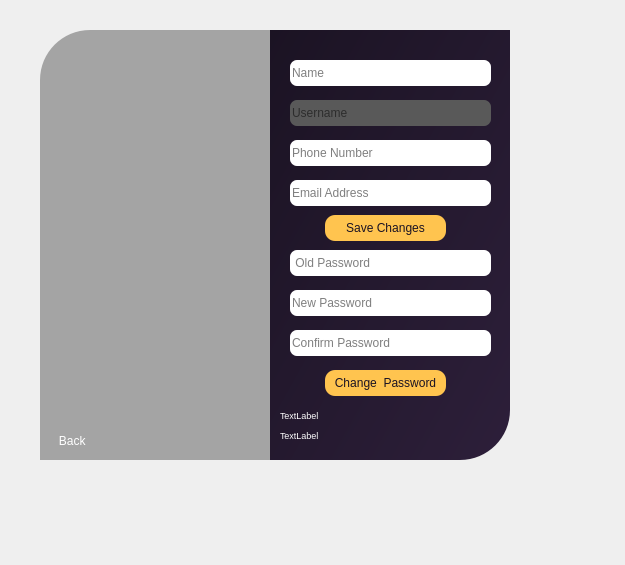
The window that PlaTwo/ui/forms/ProfileEditorWindow.ui (Brave-Potato9/PlaTwo) describes before a commit, drawn with Qt 5.
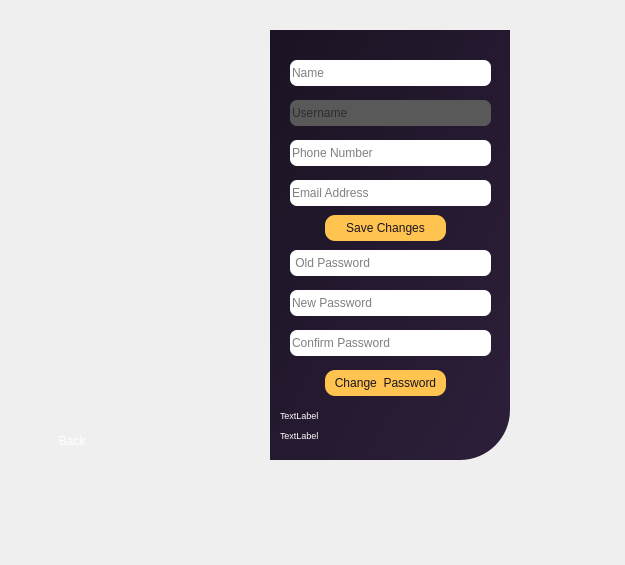
The same window after the commit. Icons and pictures are not drawn.

Patch:
```diff
--- a/PlaTwo/ui/forms/ProfileEditorWindow.ui
+++ b/PlaTwo/ui/forms/ProfileEditorWindow.ui
@@ -17,34 +17,14 @@
    <widget class="QLabel" name="label">
     <property name="geometry">
      <rect>
-      <x>40</x>
+      <x>15</x>
       <y>30</y>
       <width>280</width>
       <height>430</height>
      </rect>
     </property>
     <property name="styleSheet">
-     <string notr="true">background-image: url(:/images/C:/Users/HP/Downloads/Gemini_Generated_Image_i1aczei1aczei1ac.png);
-border-top-left-radius:50px</string>
-    </property>
-    <property name="text">
-     <string/>
-    </property>
-    <property name="scaledContents">
-     <bool>true</bool>
-    </property>
-   </widget>
-   <widget class="QLabel" name="label_2">
-    <property name="geometry">
-     <rect>
-      <x>40</x>
-      <y>30</y>
-      <width>280</width>
-      <height>430</height>
-     </rect>
-    </property>
-    <property name="styleSheet">
-     <string notr="true">background-color:rgba(0,0,0,80);
+     <string notr="true">image: url(:/app/app/banner.png);
 border-top-left-radius:50px</string>
     </property>
     <property name="text">
```
